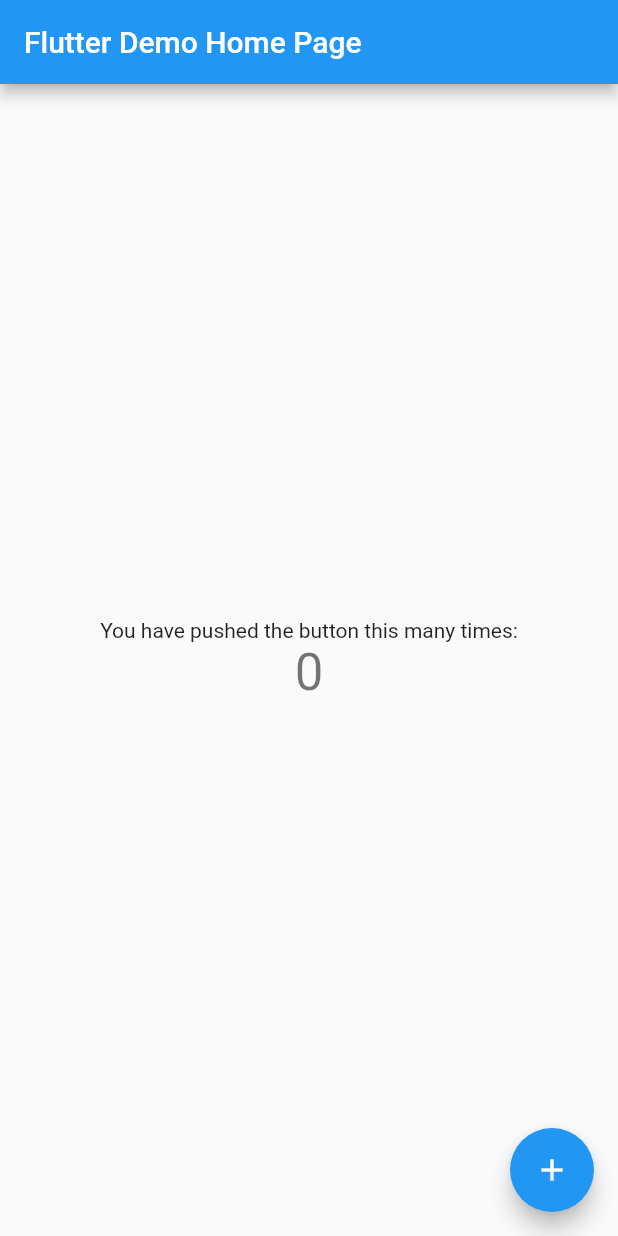
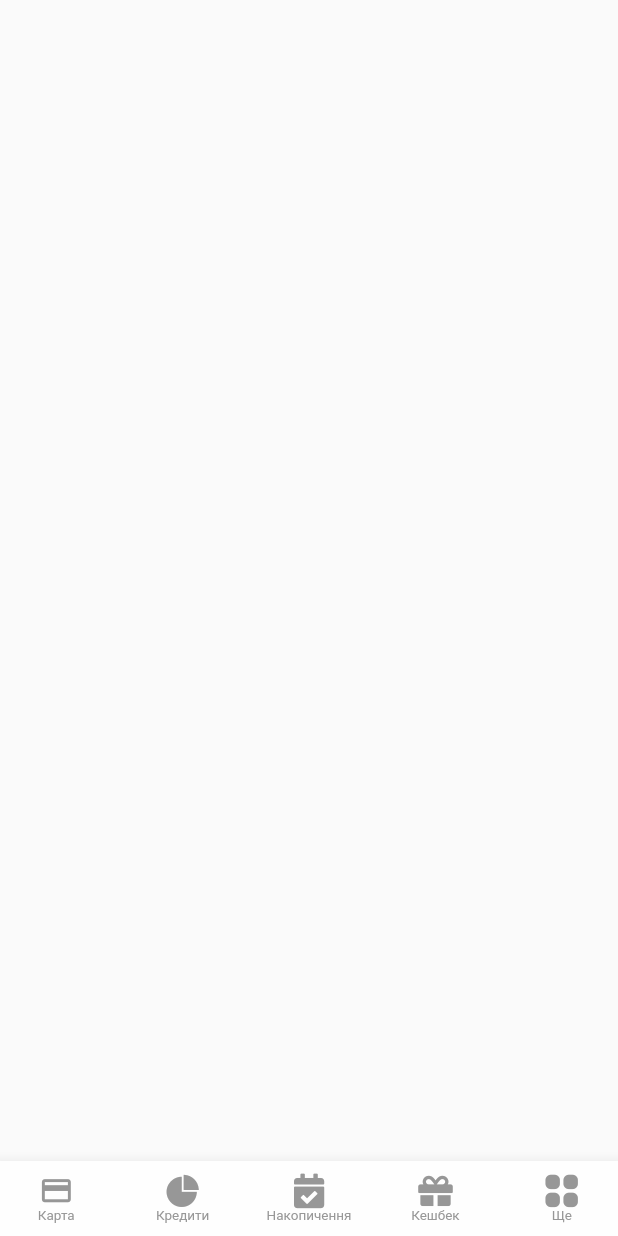
Before and after one commit to leobit-flutter-2021/monobank-app, a Flutter app: the screen it shows after launch, on a phone screen of 412 x 824 dp. Run offline on Flutter 3.47's test engine with Material 2 defaults, Android fonts, the phone set to English and light mode, and no system bars.

Commit message:
Implement navigation.

```diff
--- /dev/null
+++ b/lib/Savings/savings.dart
@@ -0,0 +1,21 @@
+import 'package:flutter/material.dart';
+
+void main() {
+  runApp(const SavingsPage());
+}
+
+class SavingsPage extends StatefulWidget {
+  const SavingsPage({ Key? key }) : super(key: key);
+
+  @override
+  _SavingsPageState createState() => _SavingsPageState();
+}
+
+class _SavingsPageState extends State<SavingsPage> {
+  @override
+  Widget build(BuildContext context) {
+    return Container(
+
+    );
+  }
+}
--- a/lib/main.dart
+++ b/lib/main.dart
@@ -1,4 +1,6 @@
 import 'package:flutter/material.dart';
+import 'package:monobank_app/monobank_icons.dart';
+import 'monobank_icons.dart';
 
 void main() {
   runApp(const MyApp());
@@ -7,21 +9,11 @@
 class MyApp extends StatelessWidget {
   const MyApp({Key? key}) : super(key: key);
 
-  // This widget is the root of your application.
   @override
   Widget build(BuildContext context) {
     return MaterialApp(
       title: 'Flutter Demo',
       theme: ThemeData(
-        // This is the theme of your application.
-        //
-        // Try running your application with "flutter run". You'll see the
-        // application has a blue toolbar. Then, without quitting the app, try
-        // changing the primarySwatch below to Colors.green and then invoke
-        // "hot reload" (press "r" in the console where you ran "flutter run",
-        // or simply save your changes to "hot reload" in a Flutter IDE).
-        // Notice that the counter didn't reset back to zero; the application
-        // is not restarted.
         primarySwatch: Colors.blue,
       ),
       home: const MyHomePage(title: 'Flutter Demo Home Page'),
@@ -31,85 +23,56 @@
 
 class MyHomePage extends StatefulWidget {
   const MyHomePage({Key? key, required this.title}) : super(key: key);
-
-  // This widget is the home page of your application. It is stateful, meaning
-  // that it has a State object (defined below) that contains fields that affect
-  // how it looks.
-
-  // This class is the configuration for the state. It holds the values (in this
-  // case the title) provided by the parent (in this case the App widget) and
-  // used by the build method of the State. Fields in a Widget subclass are
-  // always marked "final".
-
   final String title;
-
   @override
   State<MyHomePage> createState() => _MyHomePageState();
 }
 
 class _MyHomePageState extends State<MyHomePage> {
-  int _counter = 0;
+  final appBarInfo = [
+    {"title": "Карта", "icon": MonobankIcons.credit_card},
+    {"title": "Кредити", "icon": MonobankIcons.credits},
+    {"title": "Накопичення", "icon": MonobankIcons.calendar_check},
+    {"title": "Кешбек", "icon": MonobankIcons.gift_1},
+    {"title": "Ще", "icon": MonobankIcons.th_large},
+  ];
 
-  void _incrementCounter() {
-    setState(() {
-      // This call to setState tells the Flutter framework that something has
-      // changed in this State, which causes it to rerun the build method below
-      // so that the display can reflect the updated values. If we changed
-      // _counter without calling setState(), then the build method would not be
-      // called again, and so nothing would appear to happen.
-      _counter++;
-    });
+  Widget _screenNaming(title, icon) {
+    return SizedBox(
+      width: 75,
+      child: IconButton(
+        onPressed: () {},
+        icon: Column(
+          children: [
+            Icon(icon, size: 23, color: const Color(0xFF979797)),
+            Text(
+              title,
+              style: const TextStyle(fontSize: 9, color: Color(0xFF979797)),
+            ),
+          ],
+        ),
+      ),
+    );
   }
 
   @override
   Widget build(BuildContext context) {
-    // This method is rerun every time setState is called, for instance as done
-    // by the _incrementCounter method above.
-    //
-    // The Flutter framework has been optimized to make rerunning build methods
-    // fast, so that you can just rebuild anything that needs updating rather
-    // than having to individually change instances of widgets.
     return Scaffold(
-      appBar: AppBar(
-        // Here we take the value from the MyHomePage object that was created by
-        // the App.build method, and use it to set our appbar title.
-        title: Text(widget.title),
-      ),
-      body: Center(
-        // Center is a layout widget. It takes a single child and positions it
-        // in the middle of the parent.
-        child: Column(
-          // Column is also a layout widget. It takes a list of children and
-          // arranges them vertically. By default, it sizes itself to fit its
-          // children horizontally, and tries to be as tall as its parent.
-          //
-          // Invoke "debug painting" (press "p" in the console, choose the
-          // "Toggle Debug Paint" action from the Flutter Inspector in Android
-          // Studio, or the "Toggle Debug Paint" command in Visual Studio Code)
-          // to see the wireframe for each widget.
-          //
-          // Column has various properties to control how it sizes itself and
-          // how it positions its children. Here we use mainAxisAlignment to
-          // center the children vertically; the main axis here is the vertical
-          // axis because Columns are vertical (the cross axis would be
-          // horizontal).
-          mainAxisAlignment: MainAxisAlignment.center,
-          children: <Widget>[
-            const Text(
-              'You have pushed the button this many times:',
-            ),
-            Text(
-              '$_counter',
-              style: Theme.of(context).textTheme.headline4,
-            ),
-          ],
+      bottomNavigationBar: BottomAppBar(
+        color: const Color(0xFFFEFEFE),
+        child: Row(
+          mainAxisAlignment: MainAxisAlignment.spaceBetween,
+          children: appBarInfo
+              .map(
+                (e) => SizedBox(
+                  child: _screenNaming(e["title"], e["icon"]),
+                  height: 50,
+                ),
+              )
+              .toList(),
         ),
       ),
-      floatingActionButton: FloatingActionButton(
-        onPressed: _incrementCounter,
-        tooltip: 'Increment',
-        child: const Icon(Icons.add),
-      ), // This trailing comma makes auto-formatting nicer for build methods.
+      body: Center(),
     );
   }
 }
--- /dev/null
+++ b/lib/monobank_icons.dart
@@ -0,0 +1,41 @@
+/// Flutter icons MonobankIcons
+/// Copyright (C) 2021 by original authors @ fluttericon.com, fontello.com
+/// This font was generated by FlutterIcon.com, which is derived from Fontello.
+///
+/// To use this font, place it in your fonts/ directory and include the
+/// following in your pubspec.yaml
+///
+/// flutter:
+///   fonts:
+///    - family:  MonobankIcons
+///      fonts:
+///       - asset: fonts/MonobankIcons.ttf
+///
+///
+/// * Typicons, (c) Stephen Hutchings 2012
+///         Author:    Stephen Hutchings
+///         License:   SIL (http://scripts.sil.org/OFL)
+///         Homepage:  http://typicons.com/
+/// * Material Design Icons, Copyright (C) Google, Inc
+///         Author:    Google
+///         License:   Apache 2.0 (https://www.apache.org/licenses/LICENSE-2.0)
+///         Homepage:  https://design.google.com/icons/
+/// * Font Awesome 5, Copyright (C) 2016 by Dave Gandy
+///         Author:    Dave Gandy
+///         License:   SIL (https://github.com/FortAwesome/Font-Awesome/blob/master/LICENSE.txt)
+///         Homepage:  http://fortawesome.github.com/Font-Awesome/
+///
+import 'package:flutter/widgets.dart';
+
+class MonobankIcons {
+  MonobankIcons._();
+
+  static const _kFontFam = 'MonobankIcons';
+  static const String? _kFontPkg = null;
+
+  static const IconData th_large = IconData(0xe800, fontFamily: _kFontFam, fontPackage: _kFontPkg);
+  static const IconData credits = IconData(0xe802, fontFamily: _kFontFam, fontPackage: _kFontPkg);
+  static const IconData credit_card = IconData(0xe8c6, fontFamily: _kFontFam, fontPackage: _kFontPkg);
+  static const IconData gift_1 = IconData(0xf06b, fontFamily: _kFontFam, fontPackage: _kFontPkg);
+  static const IconData calendar_check = IconData(0xf274, fontFamily: _kFontFam, fontPackage: _kFontPkg);
+}
```
Also changed, not shown: pubspec.yaml (+6 -3 lines), images/Holidays_Gift_1 copy 14.svg (added), lib/assets/fonts/MonobankIcons.ttf (added).
